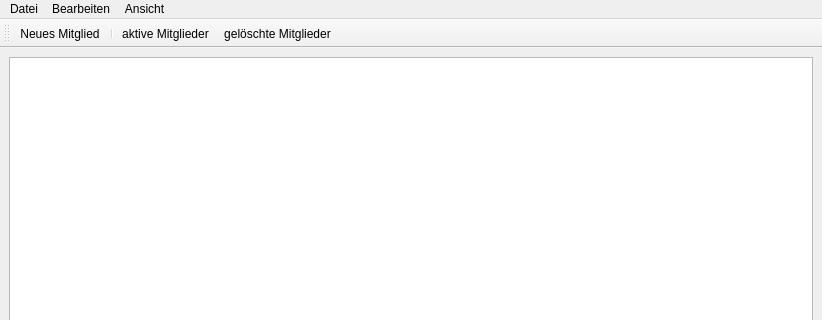
This is gui-Qt/src/mainWindow.ui in Bjoe/member-manager as Qt 5 draws it before an edit; both pictures show x 0 to 822 and y 0 to 320 of the 822 by 676 pixel window. The edited form follows.
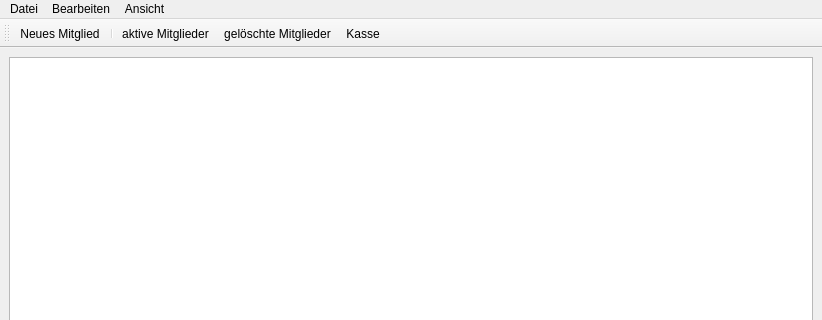
This is the edited form.

Commit message: Kassa Model in Table View hinzugefuegt.

```diff
--- a/gui-Qt/src/mainWindow.ui
+++ b/gui-Qt/src/mainWindow.ui
@@ -62,6 +62,7 @@
    <addaction name="separator"/>
    <addaction name="actionShowMember"/>
    <addaction name="actionShowDeletedMember"/>
+   <addaction name="actionShowKassa"/>
   </widget>
   <widget class="QMenuBar" name="menubar">
    <property name="geometry">
@@ -127,6 +128,17 @@
     <string>Lösche Mitglied</string>
    </property>
   </action>
+  <action name="actionShowKassa">
+   <property name="checkable">
+    <bool>true</bool>
+   </property>
+   <property name="text">
+    <string>Kasse</string>
+   </property>
+   <property name="toolTip">
+    <string>Vereins Kasse</string>
+   </property>
+  </action>
  </widget>
  <resources/>
  <connections>
```
Left out of the diff: 1 changed line with no effect on the pictures. The commit also changes 5 other files.
